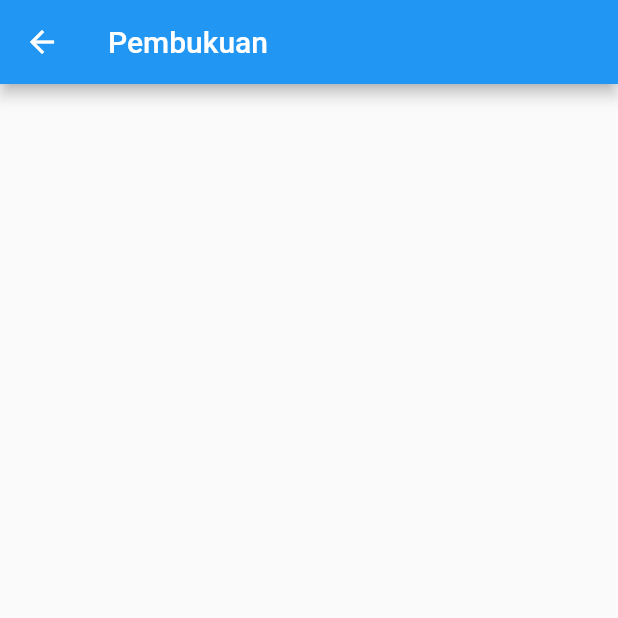
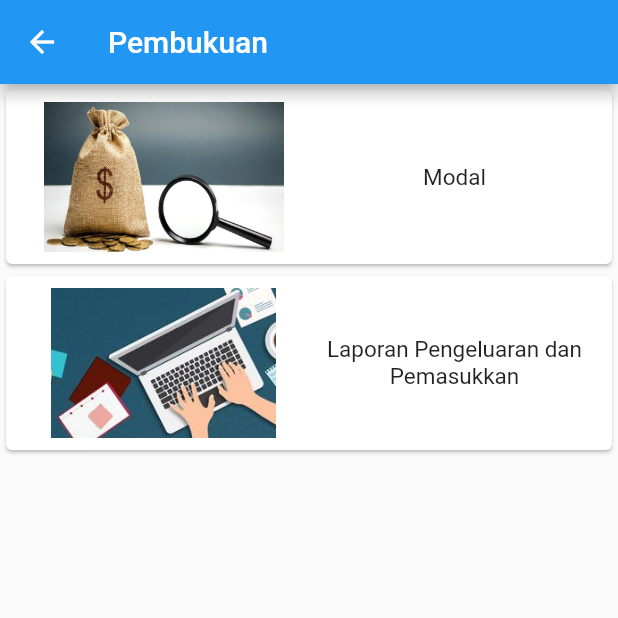
Before and after one commit to arifatun09/Proyek1_ProfitNote, a Flutter app: the Pembukuan screen opened by its route, on a phone screen of 412 x 824 dp, the top half of it. Run offline on Flutter 3.47's test engine with Material 2 defaults, Android fonts, the phone set to English and light mode, and no system bars.

Commit message:
Menambahkan halaman pembukuan

```diff
--- a/lib/main.dart
+++ b/lib/main.dart
@@ -1,4 +1,6 @@
 import 'package:flutter/material.dart';
+import 'pages/modal.dart';
+import 'pages/pengeluaran_pemasukan.dart';
 import 'pages/home_page.dart';
 import 'pages/laporan.dart';
 import 'pages/pembukuan.dart';
@@ -10,6 +12,8 @@ void main() {
       '/': (context) => const HomePage(),
       '/pembukuan': (context) => const Pembukuan(),
       '/laporan': (context) => const Laporan(),
+      '/modal': (context) => const Modal(),
+      '/pengeluaran_pemasukan':(context) => const Pengeluaran_Pemasukan(),
     },
   ));
 }
--- /dev/null
+++ b/lib/pages/modal.dart
@@ -0,0 +1,14 @@
+import 'package:flutter/material.dart';
+
+class Modal extends StatelessWidget {
+  const Modal({Key? key}) : super(key: key);
+
+  @override
+  Widget build(BuildContext context) {
+    return Scaffold(
+      appBar: AppBar(
+        title: const Text('Modal'),
+      ),
+    );
+  }
+}
--- a/lib/pages/pembukuan.dart
+++ b/lib/pages/pembukuan.dart
@@ -9,6 +9,70 @@ class Pembukuan extends StatelessWidget {
       appBar: AppBar(
         title: const Text('Pembukuan'),
       ),
+       body: Column(
+        children: [
+          Card(
+            child: InkWell(
+              onTap: () {
+                Navigator.pushNamed(context, '/modal');
+              },
+              child: Container(
+                margin: const EdgeInsets.all(8),
+                child: Row(
+                  children: const [
+                    Expanded(
+                      child: Image(
+                        image: AssetImage('assets/images/modal.jpg'),
+                        width: 100,
+                        height: 100,
+                      ),
+                    ),
+                    Expanded(
+                      child: Text(
+                        'Modal',
+                        textAlign: TextAlign.center,
+                        style: TextStyle(
+                          fontSize: 15,
+                        ),
+                      ),
+                    ),
+                  ],
+                ),
+              ),
+            ),
+          ),
+          Card(
+            child: InkWell(
+              onTap: () {
+                Navigator.pushNamed(context, '/pengeluaran_pemasukan');
+              },
+              child: Container(
+                margin: const EdgeInsets.all(8),
+                child: Row(
+                  children: const [
+                    Expanded(
+                      child: Image(
+                        image: AssetImage('assets/images/input.jpg'),
+                        width: 100,
+                        height: 100,
+                      ),
+                    ),
+                    Expanded(
+                      child: Text(
+                        'Laporan Pengeluaran dan Pemasukkan',
+                        textAlign: TextAlign.center,
+                        style: TextStyle(
+                          fontSize: 15,
+                        ),
+                      ),
+                    ),
+                  ],
+                ),
+              ),
+            ),
+          ),
+        ],
+      ),
     );
   }
 }
--- /dev/null
+++ b/lib/pages/pengeluaran_pemasukan.dart
@@ -0,0 +1,15 @@
+import 'package:flutter/material.dart';
+
+// ignore: camel_case_types
+class Pengeluaran_Pemasukan extends StatelessWidget {
+  const Pengeluaran_Pemasukan({Key? key}) : super(key: key);
+
+  @override
+  Widget build(BuildContext context) {
+    return Scaffold(
+      appBar: AppBar(
+        title: const Text('Input Pengeluaran dan Pemasukkan'),
+      ),
+    );
+  }
+}
--- a/pubspec.yaml
+++ b/pubspec.yaml
@@ -59,8 +59,7 @@ flutter:
 
   # To add assets to your application, add an assets section, like this:
   assets:
-    - assets/images/laporan.jpg
-    - assets/images/pembukuan.jpg
+    - assets/images/
 
   # An image asset can refer to one or more resolution-specific "variants", see
   # https://flutter.dev/assets-and-images/#resolution-aware.
```
Also changed, not shown: assets/images/input.jpg (added), assets/images/modal.jpg (added).
